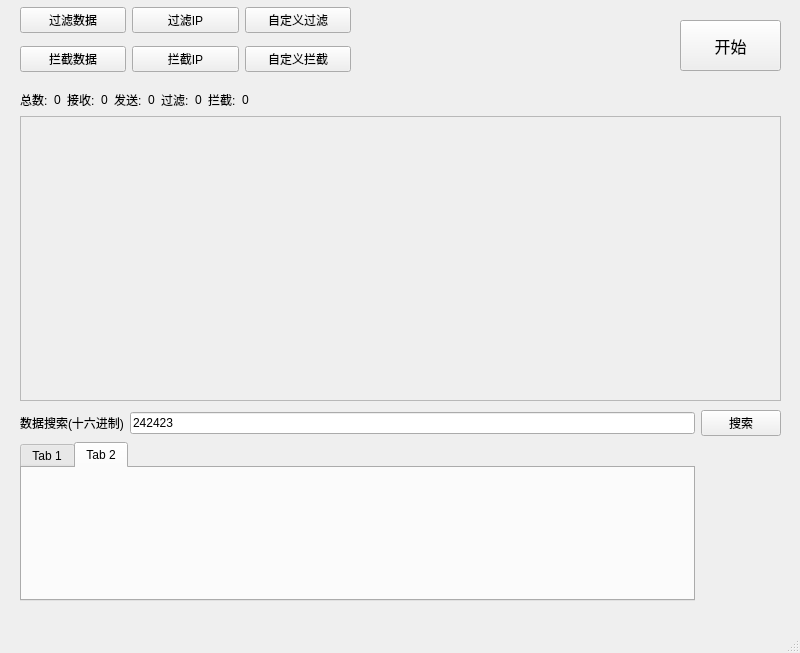
Old version of the form session.ui in the repository qiuxinyun2010/PacketAssistant.
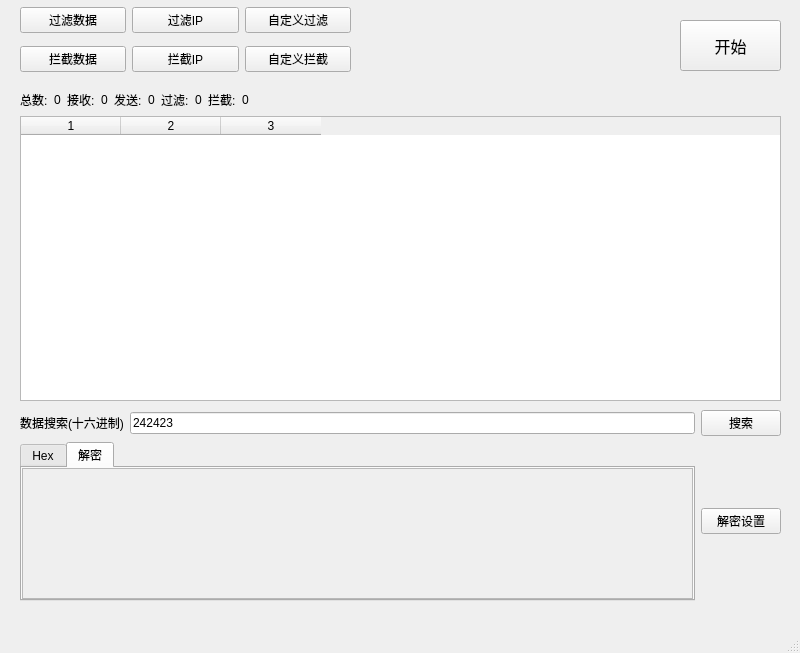
New version of the form. The open tabs and pages were chosen to show the change.

Patch:
```diff
--- a/session.ui
+++ b/session.ui
@@ -175,24 +175,14 @@
        </property>
       </widget>
      </item>
-     <item row="1" column="0" colspan="14">
-      <widget class="QScrollArea" name="scrollArea">
-       <property name="enabled">
-        <bool>true</bool>
+     <item row="1" column="0" colspan="11">
+      <widget class="QTableWidget" name="tableWidget">
+       <property name="columnCount">
+        <number>3</number>
        </property>
-       <property name="widgetResizable">
-        <bool>true</bool>
-       </property>
-       <widget class="QWidget" name="scrollAreaWidgetContents">
-        <property name="geometry">
-         <rect>
-          <x>0</x>
-          <y>0</y>
-          <width>757</width>
-          <height>280</height>
-         </rect>
-        </property>
-       </widget>
+       <column/>
+       <column/>
+       <column/>
       </widget>
      </item>
     </layout>
@@ -268,13 +258,6 @@
        </property>
       </widget>
      </item>
-     <item row="0" column="1">
-      <widget class="QLineEdit" name="lineEdit">
-       <property name="text">
-        <string>242423</string>
-       </property>
-      </widget>
-     </item>
      <item row="0" column="2">
       <widget class="QPushButton" name="pushButton_2">
        <property name="text">
@@ -282,22 +265,39 @@
        </property>
       </widget>
      </item>
+     <item row="0" column="1">
+      <widget class="QLineEdit" name="lineEdit">
+       <property name="text">
+        <string>242423</string>
+       </property>
+       <property name="maxLength">
+        <number>600</number>
+       </property>
+      </widget>
+     </item>
+     <item row="1" column="2">
+      <widget class="QPushButton" name="pushButton_3">
+       <property name="text">
+        <string>解密设置</string>
+       </property>
+      </widget>
+     </item>
      <item row="1" column="0" colspan="2">
       <widget class="QTabWidget" name="tabWidget">
        <property name="currentIndex">
-        <number>0</number>
+        <number>1</number>
        </property>
        <widget class="QWidget" name="tab">
         <attribute name="title">
-         <string>Tab 1</string>
+         <string>Hex</string>
         </attribute>
         <widget class="QScrollArea" name="scrollArea_2">
          <property name="geometry">
           <rect>
-           <x>9</x>
-           <y>6</y>
-           <width>641</width>
-           <height>111</height>
+           <x>0</x>
+           <y>0</y>
+           <width>671</width>
+           <height>131</height>
           </rect>
          </property>
          <property name="widgetResizable">
@@ -308,8 +308,8 @@
            <rect>
             <x>0</x>
             <y>0</y>
-            <width>639</width>
-            <height>109</height>
+            <width>669</width>
+            <height>129</height>
            </rect>
           </property>
          </widget>
@@ -317,8 +317,31 @@
        </widget>
        <widget class="QWidget" name="tab_2">
         <attribute name="title">
-         <string>Tab 2</string>
+         <string>解密</string>
         </attribute>
+        <widget class="QScrollArea" name="scrollArea_3">
+         <property name="geometry">
+          <rect>
+           <x>0</x>
+           <y>0</y>
+           <width>671</width>
+           <height>131</height>
+          </rect>
+         </property>
+         <property name="widgetResizable">
+          <bool>true</bool>
+         </property>
+         <widget class="QWidget" name="scrollAreaWidgetContents_3">
+          <property name="geometry">
+           <rect>
+            <x>0</x>
+            <y>0</y>
+            <width>669</width>
+            <height>129</height>
+           </rect>
+          </property>
+         </widget>
+        </widget>
        </widget>
       </widget>
      </item>
```
